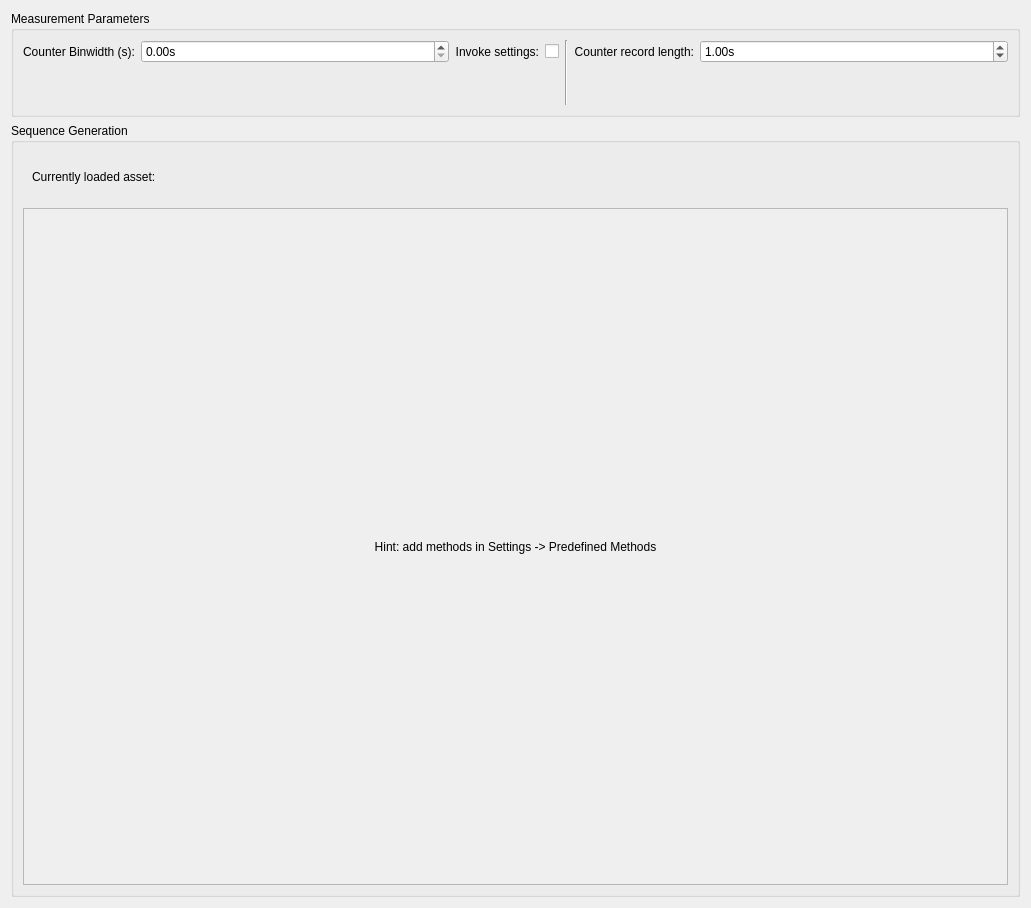
Before: the Qt Designer form src/qudi/gui/qdyne/ui/generation_widget.ui in Ulm-IQO/qudi-iqo-modules, drawn with Qt 5.
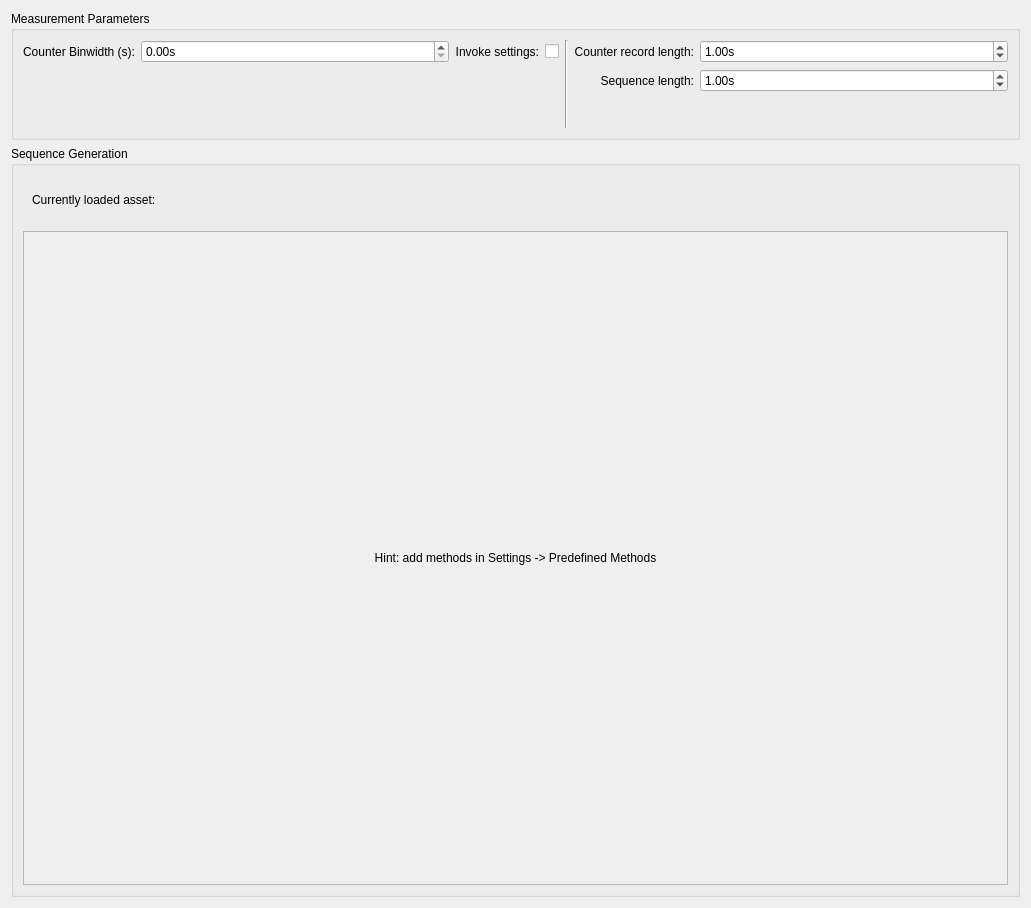
After: the same form once the commit is applied. Custom widgets are drawn as their Qt base class.

Commit message: Remove unnecessary fields in GUI from settings. Connect sequence_length to settings.

What changed in the file:
```diff
--- a/src/qudi/gui/qdyne/ui/generation_widget.ui
+++ b/src/qudi/gui/qdyne/ui/generation_widget.ui
@@ -133,6 +133,38 @@
             </property>
            </widget>
           </item>
+          <item row="1" column="5">
+           <widget class="QLabel" name="ana_param_sequence_length_Label">
+            <property name="text">
+             <string>Sequence length:</string>
+            </property>
+            <property name="alignment">
+             <set>Qt::AlignRight|Qt::AlignTrailing|Qt::AlignVCenter</set>
+            </property>
+           </widget>
+          </item>
+          <item row="1" column="7">
+           <widget class="ScienDSpinBox" name="ana_param_sequence_length_DoubleSpinBox">
+            <property name="sizePolicy">
+             <sizepolicy hsizetype="Expanding" vsizetype="Fixed">
+              <horstretch>0</horstretch>
+              <verstretch>0</verstretch>
+             </sizepolicy>
+            </property>
+            <property name="suffix">
+             <string>s</string>
+            </property>
+            <property name="decimals">
+             <number>2</number>
+            </property>
+            <property name="maximum">
+             <double>100000000.000000000000000</double>
+            </property>
+            <property name="value">
+             <double>1.000000000000000</double>
+            </property>
+           </widget>
+          </item>
          </layout>
         </item>
        </layout>
```
The commit also changes 6 other files.
